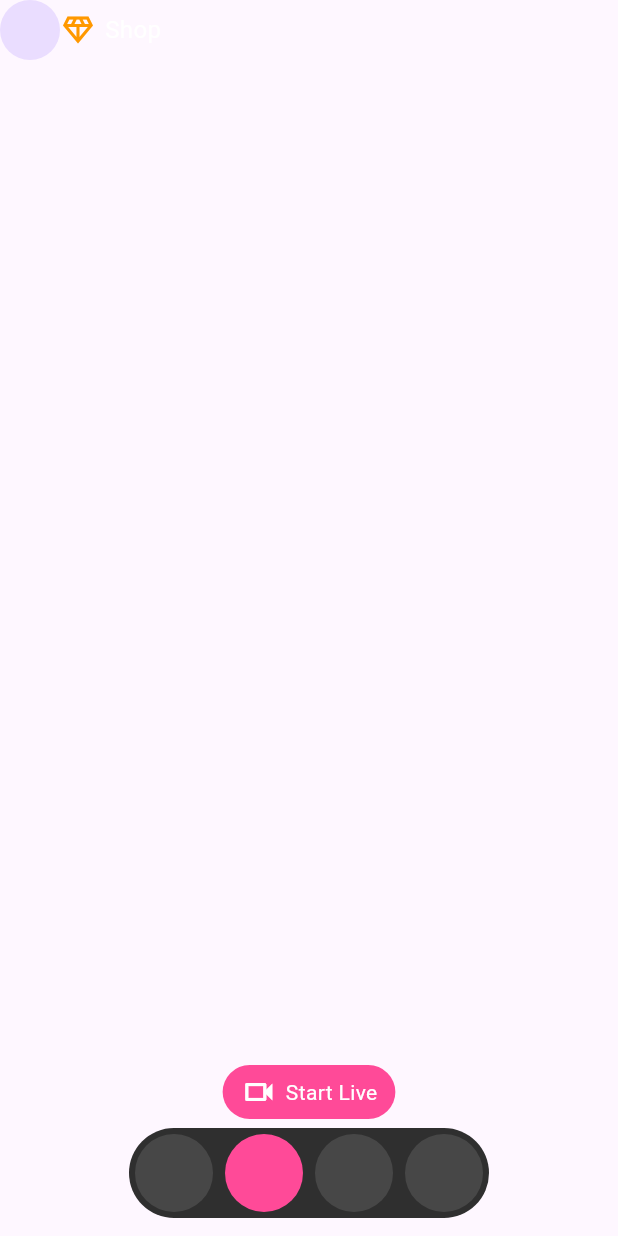
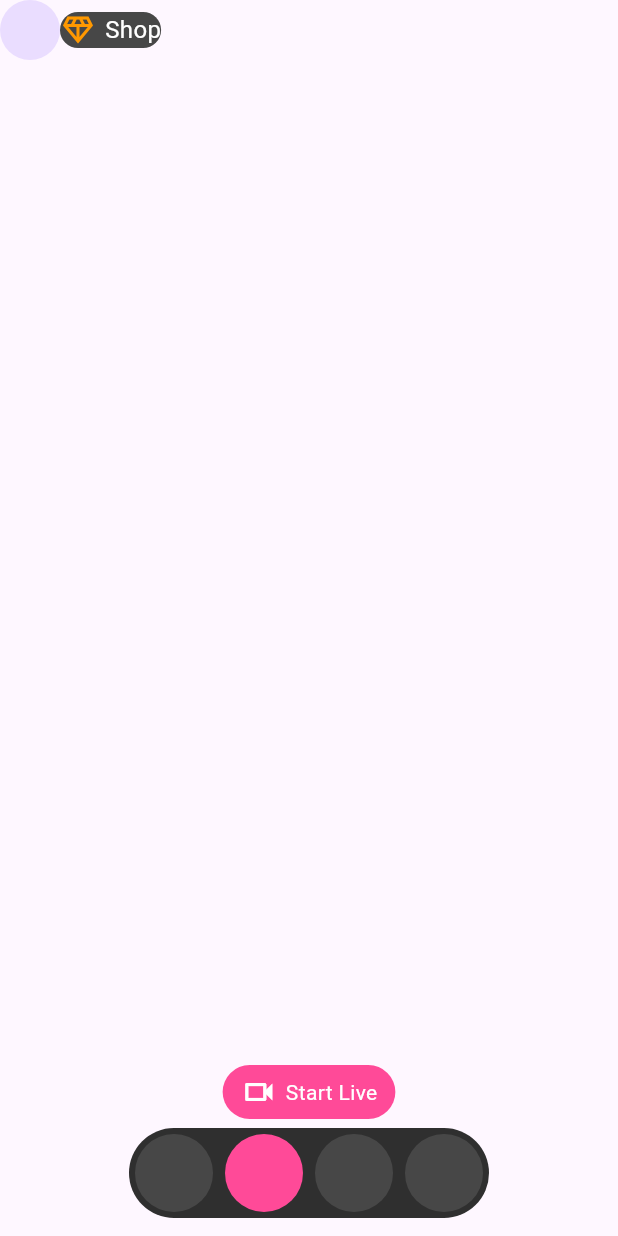
Before and after one commit to JAICHANGPARK/flutter_notebook_chapter_43, a Flutter app: the AiVideoHomePage screen opened directly, on a phone screen of 412 x 824 dp. Run offline on Flutter 3.47's test engine with Material 3 defaults, Android fonts, the phone set to English and light mode, and no system bars; our stand-ins replace gap, hugeicons, percent_indicator.

Commit message:
Update ai_video_home_page.dart

```diff
--- a/lib/ep2181_ai_video_chat_app/ui/ai_video_home_page.dart
+++ b/lib/ep2181_ai_video_chat_app/ui/ai_video_home_page.dart
@@ -23,6 +23,7 @@ class _AiVideoHomePageState extends State<AiVideoHomePage> {
                       Container(
                         decoration: ShapeDecoration(
                           shape: StadiumBorder(),
+                          color: Color.fromRGBO(71, 71, 71, 1),
                         ),
                         child: Row(
                           spacing: 6,
```
